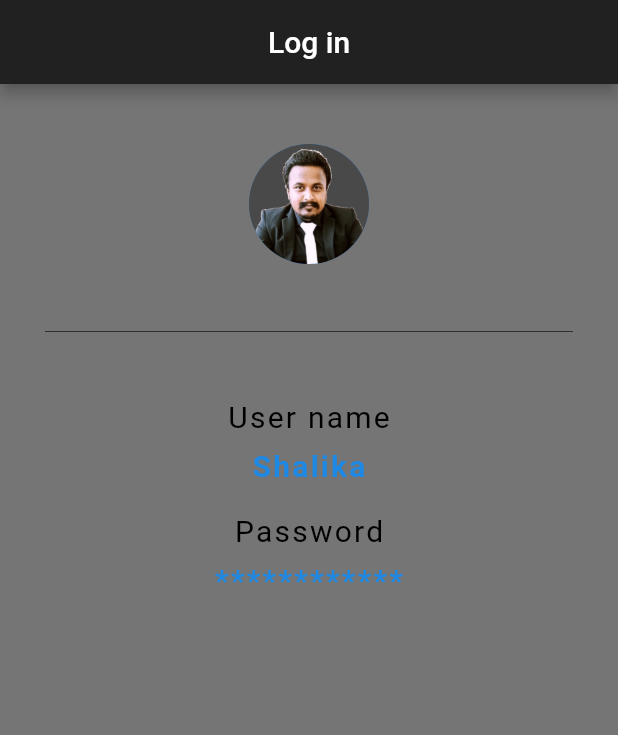
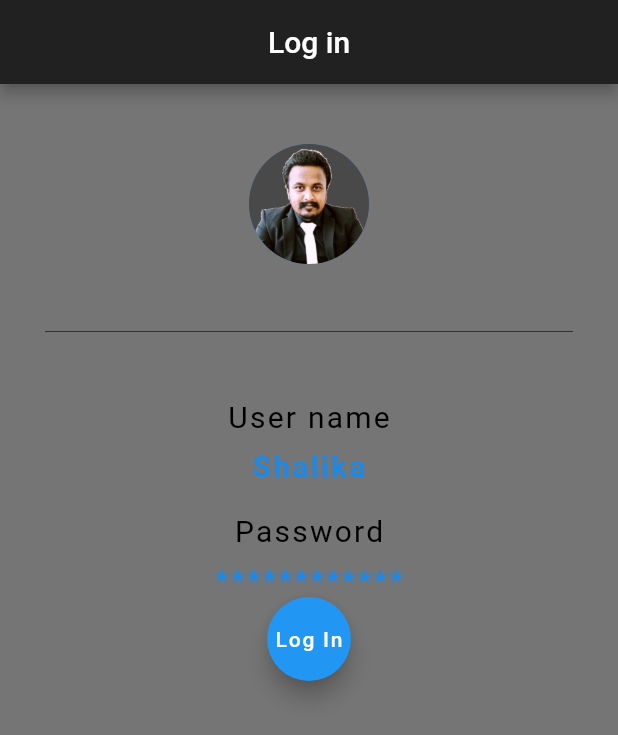
Before and after one commit to Shalika001/selling-app, a Flutter app: the screen it shows after launch, on a phone screen of 412 x 824 dp. Shown: the top 735 px of the screen. Run offline on Flutter 3.47's test engine with Material 2 defaults, Android fonts, the phone set to English and light mode, and no system bars.

Commit message:
Add button

```diff
--- a/lib/main.dart
+++ b/lib/main.dart
@@ -67,8 +67,14 @@ class selling_app extends StatelessWidget {
                     letterSpacing: 1.5,
                     fontSize: 20.0,
                     fontWeight: FontWeight.bold
-                )
-            )
+                ),
+            ),
+            Center(
+              child: FloatingActionButton(
+                onPressed: () {  },
+                child: Text('Log In'),
+              ),
+            ),
           ],
         ),
       ),
```
